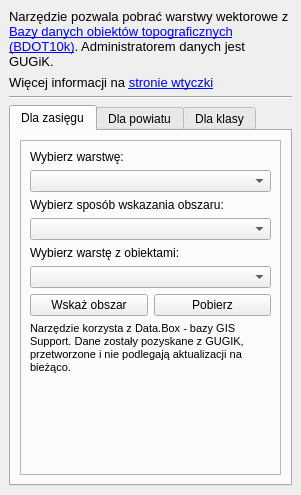
First picture: the form in gissupport_plugin/modules/data_downloader/bdot10k/bdot10k_dockwidget.ui, repository gis-support/gis-support-plugin, before the edit.
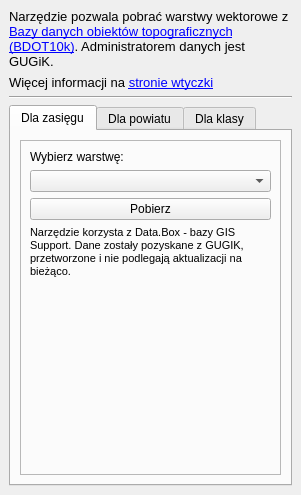
Second picture: the form after the edit. Custom widgets are drawn as their Qt base class.

Patch:
```diff
--- a/gissupport_plugin/modules/data_downloader/bdot10k/bdot10k_dockwidget.ui
+++ b/gissupport_plugin/modules/data_downloader/bdot10k/bdot10k_dockwidget.ui
@@ -90,44 +90,10 @@
             <widget class="QComboBox" name="layerComboBox"/>
            </item>
            <item>
-            <widget class="QLabel" name="methodLabel">
-             <property name="font">
-              <font>
-               <kerning>true</kerning>
-              </font>
-             </property>
-             <property name="text">
-              <string>Wybierz sposób wskazania obszaru:</string>
-             </property>
-            </widget>
-           </item>
-           <item>
-            <widget class="QComboBox" name="methodComboBox"/>
-           </item>
-           <item>
-            <widget class="QLabel" name="fromLayerLabel">
-             <property name="font">
-              <font>
-               <kerning>true</kerning>
-              </font>
-             </property>
-             <property name="text">
-              <string>Wybierz warstę z obiektami:</string>
-             </property>
-            </widget>
-           </item>
-           <item>
-            <widget class="QgsMapLayerComboBox" name="fromLayerComboBox"/>
+            <layout class="QVBoxLayout" name="widgetLayout"/>
            </item>
            <item>
             <layout class="QHBoxLayout" name="horizontalLayout">
-             <item>
-              <widget class="QPushButton" name="drawBoundsButton">
-               <property name="text">
-                <string>Wskaż obszar</string>
-               </property>
-              </widget>
-             </item>
              <item>
               <widget class="QPushButton" name="boundsDownloadButton">
                <property name="text">
@@ -394,13 +360,6 @@
    </layout>
   </widget>
  </widget>
- <customwidgets>
-  <customwidget>
-   <class>QgsMapLayerComboBox</class>
-   <extends>QComboBox</extends>
-   <header>qgsmaplayercombobox.h</header>
-  </customwidget>
- </customwidgets>
  <resources/>
  <connections/>
 </ui>
```
